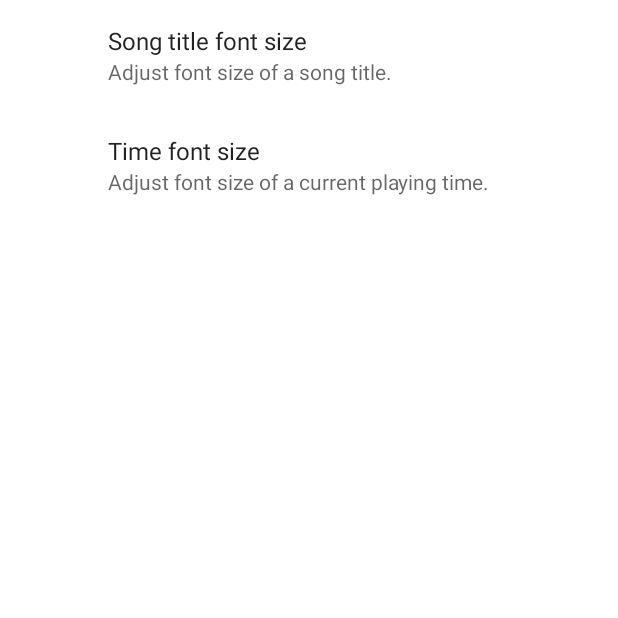
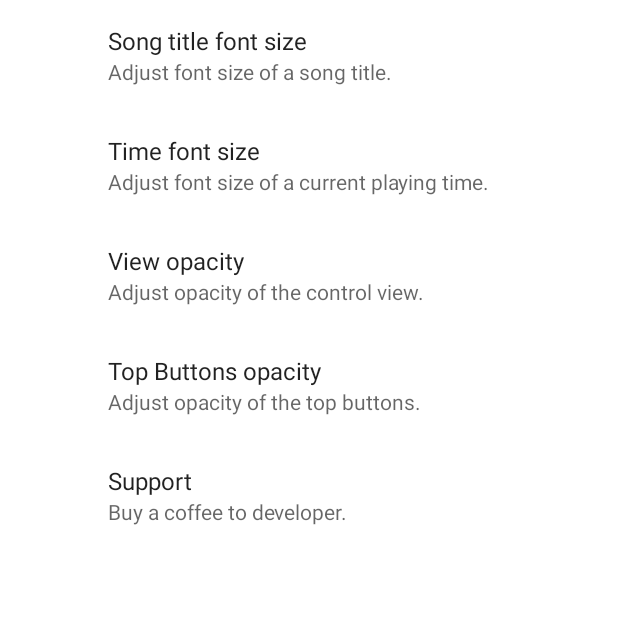
Before and after one commit to RossKim/floating-music, an Android app: the SettingFragment screen opened directly, with no data from a screen before it, on a phone screen of 412 x 824 dp, the top half of it. Run offline under Robolectric (Android 15) with nearby library versions, the phone set to English and light mode, and no system bars; our stand-ins replace androidx.preference; 1 statement that could not run was skipped.

Commit message:
android 13, support, opacity (v1.1.3)
d

```diff
--- a/app/src/main/AndroidManifest.xml
+++ b/app/src/main/AndroidManifest.xml
@@ -1,6 +1,5 @@
 <?xml version="1.0" encoding="utf-8"?>
-<manifest xmlns:android="http://schemas.android.com/apk/res/android"
-    package="kr.co.mrk13.android.androidfloatingmusic">
+<manifest xmlns:android="http://schemas.android.com/apk/res/android">
 
     <uses-permission android:name="android.permission.INTERNET" />
     <uses-permission android:name="android.permission.ACCESS_NETWORK_STATE" />
--- a/app/src/main/java/kr/co/mrk13/android/androidfloatingmusic/constant/Constant.kt
+++ b/app/src/main/java/kr/co/mrk13/android/androidfloatingmusic/constant/Constant.kt
@@ -36,5 +36,6 @@ enum class MediaApp(val packageName: String) {
     Youtube("com.google.android.youtube"),
     AppleMusic("com.apple.android.music"),
     Genie("com.ktmusic.geniemusic"),
-    YoutubeMusic("com.google.android.apps.youtube.music")
+    YoutubeMusic("com.google.android.apps.youtube.music"),
+    UAPP("com.extreamsd.usbaudioplayerpro")
 }
--- a/app/src/main/java/kr/co/mrk13/android/androidfloatingmusic/model/MusicData.kt
+++ b/app/src/main/java/kr/co/mrk13/android/androidfloatingmusic/model/MusicData.kt
@@ -24,9 +24,7 @@ data class MusicData(
 ) {
     fun getController(context: Context, componentName: ComponentName): MediaController? {
         val mm = context.getSystemService(Context.MEDIA_SESSION_SERVICE) as? MediaSessionManager
-        if (mm == null) {
-            return null
-        }
+            ?: return null
         val controllers = mm.getActiveSessions(componentName)
         return controllers.firstOrNull { it.packageName == this.packageName }
     }
--- a/app/src/main/java/kr/co/mrk13/android/androidfloatingmusic/ui/MainActivity.kt
+++ b/app/src/main/java/kr/co/mrk13/android/androidfloatingmusic/ui/MainActivity.kt
@@ -108,7 +108,7 @@ class MainActivity : AppCompatActivity() {
                         FloatingControlService::class.java
                     )
                 )
-            } catch (e: Throwable) {
+            } catch (ignore: Throwable) {
 
             }
         }
--- a/app/src/main/res/values/array.xml
+++ b/app/src/main/res/values/array.xml
@@ -22,4 +22,17 @@
         <item>17</item>
         <item>18</item>
     </string-array>
+    <string-array name="opacity_value">
+        <item>0.0</item>
+        <item>0.1</item>
+        <item>0.2</item>
+        <item>0.3</item>
+        <item>0.4</item>
+        <item>0.5</item>
+        <item>0.6</item>
+        <item>0.7</item>
+        <item>0.8</item>
+        <item>0.9</item>
+        <item>1.0</item>
+    </string-array>
 </resources>
--- a/app/src/main/res/values/dimens.xml
+++ b/app/src/main/res/values/dimens.xml
@@ -1,4 +1,5 @@
 <?xml version="1.0" encoding="utf-8"?>
 <resources>
     <dimen name="dimen_time_slider_height">4dp</dimen>
+    <dimen name="control_button_size">30dp</dimen>
 </resources>
--- a/app/src/main/res/values/strings.xml
+++ b/app/src/main/res/values/strings.xml
@@ -24,4 +24,10 @@
     <string name="pref_title_fontsize_message">Adjust font size of a song title.</string>
     <string name="pref_time_fontsize_title">Time font size</string>
     <string name="pref_time_fontsize_message">Adjust font size of a current playing time.</string>
+    <string name="pref_view_opacity_title">View opacity</string>
+    <string name="pref_view_opacity_message">Adjust opacity of the control view.</string>
+    <string name="pref_button_opacity_title">Top Buttons opacity</string>
+    <string name="pref_button_opacity_message">Adjust opacity of the top buttons.</string>
+    <string name="pref_support_title">Support</string>
+    <string name="pref_support_message">Buy a coffee to developer.</string>
 </resources>
--- a/app/src/main/res/xml/preferences.xml
+++ b/app/src/main/res/xml/preferences.xml
@@ -18,4 +18,28 @@
         android:positiveButtonText="@null"
         android:summary="@string/pref_time_fontsize_message"
         android:title="@string/pref_time_fontsize_title" />
+    <androidx.preference.ListPreference
+        android:defaultValue="0.7"
+        android:entries="@array/opacity_value"
+        android:entryValues="@array/opacity_value"
+        android:key="view_opacity"
+        android:negativeButtonText="@null"
+        android:positiveButtonText="@null"
+        android:summary="@string/pref_view_opacity_message"
+        android:title="@string/pref_view_opacity_title" />
+    <androidx.preference.ListPreference
+        android:defaultValue="1.0"
+        android:entries="@array/opacity_value"
+        android:entryValues="@array/opacity_value"
+        android:key="top_button_opacity"
+        android:negativeButtonText="@null"
+        android:positiveButtonText="@null"
+        android:summary="@string/pref_button_opacity_message"
+        android:title="@string/pref_button_opacity_title" />
+    <androidx.preference.Preference
+        android:key="support"
+        android:negativeButtonText="@null"
+        android:positiveButtonText="@null"
+        android:summary="@string/pref_support_message"
+        android:title="@string/pref_support_title" />
 </androidx.preference.PreferenceScreen>
```
Also changed, not shown: app/build.gradle (+12 -10 lines), app/src/main/java/kr/co/mrk13/android/androidfloatingmusic/ui/FloatingControlService.kt (+58 -29 lines), app/src/main/java/kr/co/mrk13/android/androidfloatingmusic/ui/SettingActivity.kt (+10 -0 lines), app/src/main/res/layout/floating_control.xml (+8 -7 lines), build.gradle (+4 -4 lines), gradle/wrapper/gradle-wrapper.properties, 1 other file.
